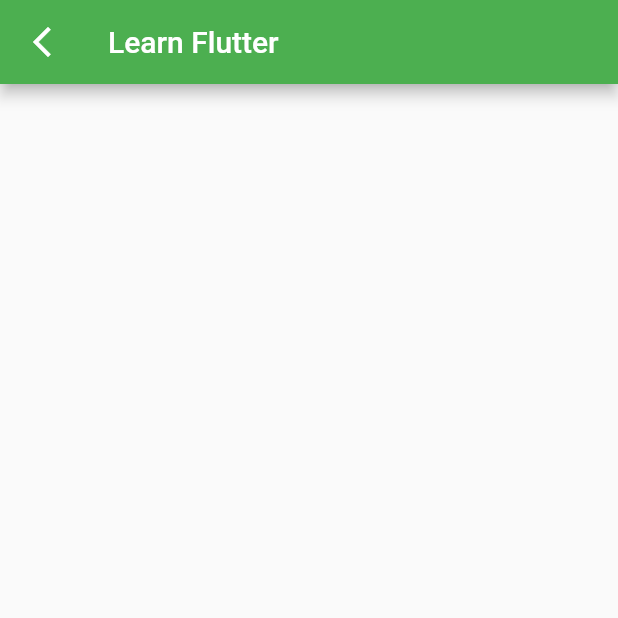
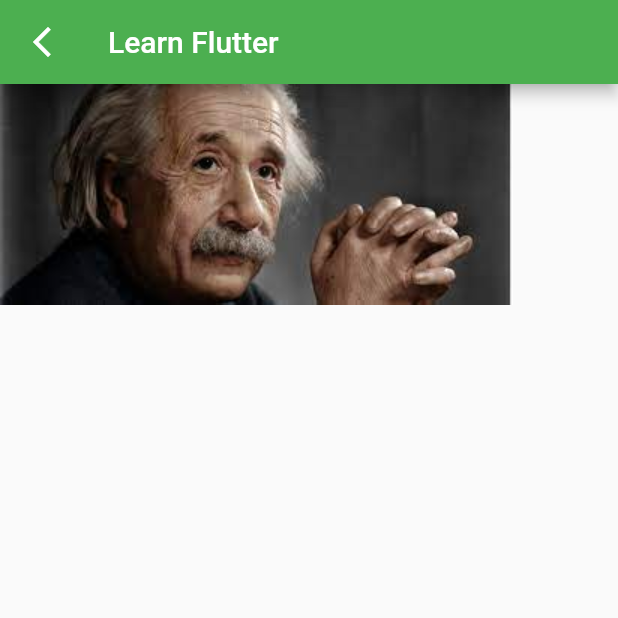
Before and after one commit to im-ling/flutter_learning, a Flutter app: the LearnFlutterPage screen opened directly, on a phone screen of 412 x 824 dp, the top half of it. Run offline on Flutter 3.47's test engine with Material 2 defaults, Android fonts, the phone set to English and light mode, and no system bars.

Commit message:
feat: - Column Widget - Image.asset Widget

```diff
--- a/flutter_3.0_ tutorial/my_app/lib/learn_flutter_page.dart
+++ b/flutter_3.0_ tutorial/my_app/lib/learn_flutter_page.dart
@@ -20,6 +20,9 @@ class _LearnFlutterPageState extends State<LearnFlutterPage> {
             },
             icon: const Icon(Icons.arrow_back_ios_new)),
       ),
+      body: Column(
+        children: [Image.asset('images/einstein.jpg')],
+      ),
     );
   }
 }
--- a/flutter_3.0_ tutorial/my_app/pubspec.yaml
+++ b/flutter_3.0_ tutorial/my_app/pubspec.yaml
@@ -63,6 +63,8 @@ flutter:
   # assets:
   #   - images/a_dot_burr.jpeg
   #   - images/a_dot_ham.jpeg
+  assets:
+    - images/
 
   # An image asset can refer to one or more resolution-specific "variants", see
   # https://flutter.dev/assets-and-images/#resolution-aware
```
Also changed, not shown: flutter_3.0_ tutorial/my_app/images/einstein.jpg (added).
